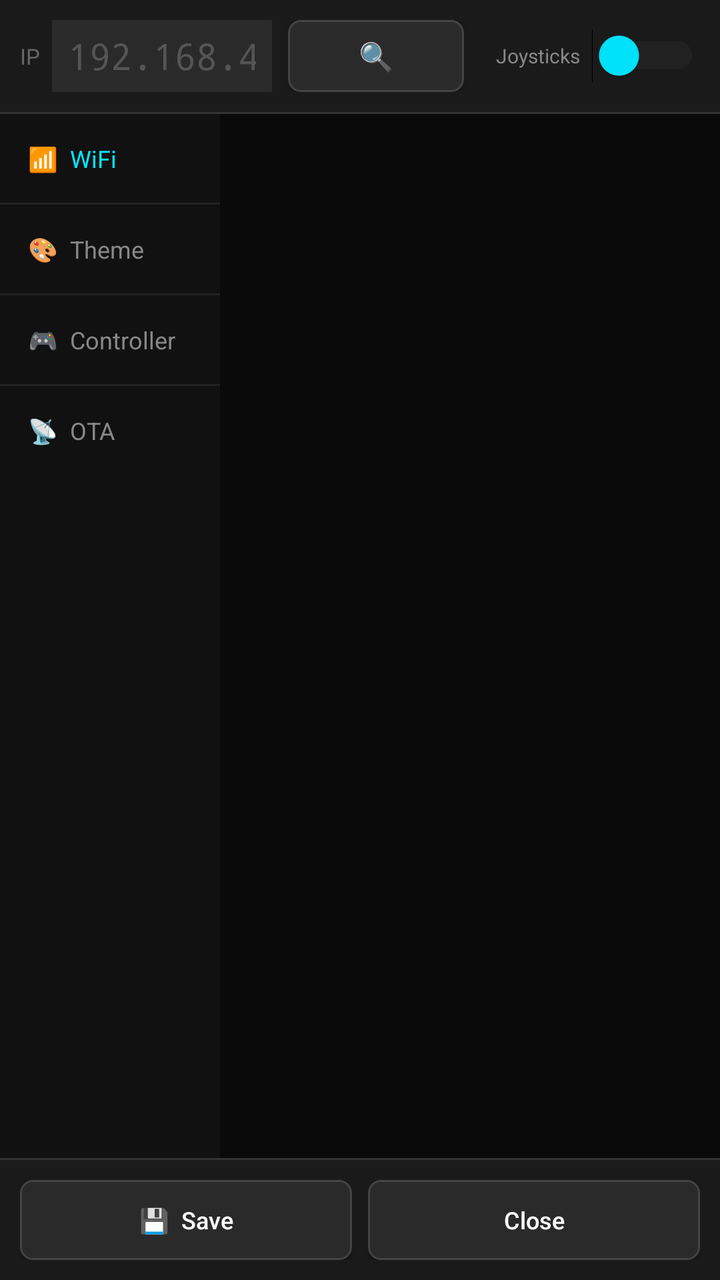
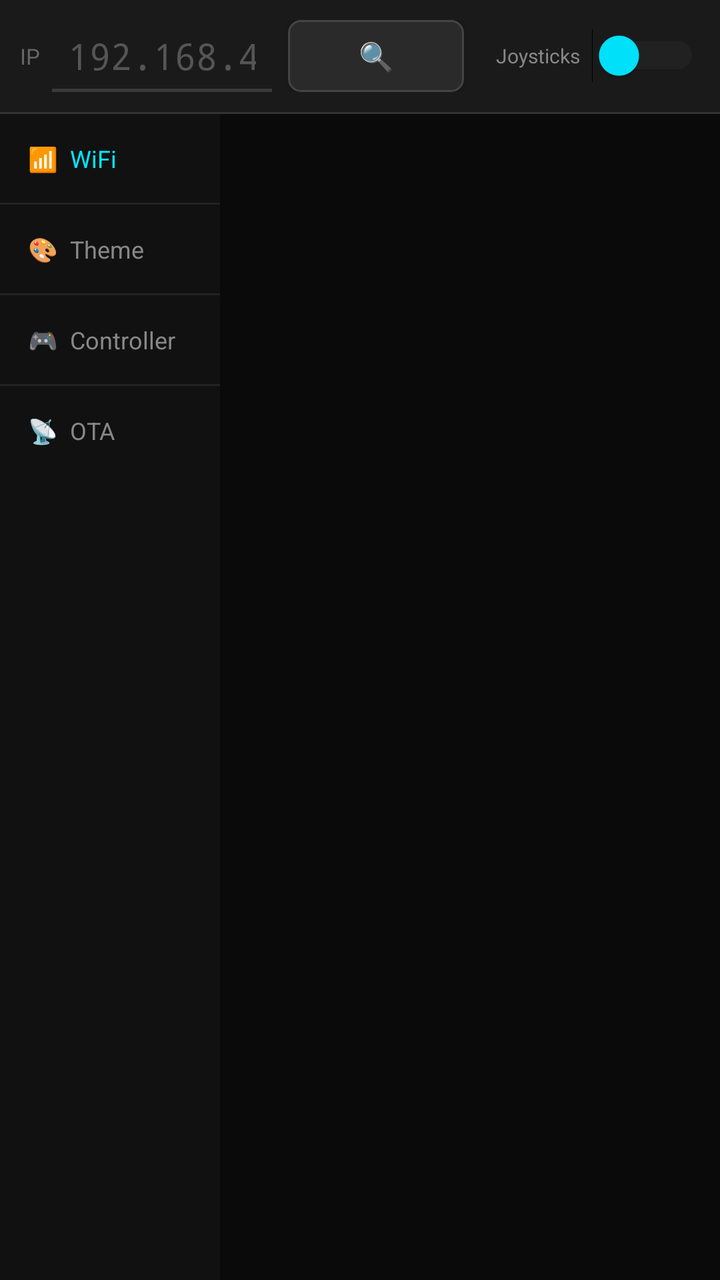

Screens rendered from an Android XML layout before and after an edit, with the pre-edit source and the edit as a unified diff.
<!-- AndroidManifest.xml: application theme Theme.ESPad32Controller -->
<!-- res/layout/dialog_settings.xml -->
<?xml version="1.0" encoding="utf-8"?>
<LinearLayout xmlns:android="http://schemas.android.com/apk/res/android"
    android:layout_width="match_parent"
    android:layout_height="match_parent"
    android:orientation="vertical"
    android:background="#0A0A0A">

    
    <LinearLayout android:layout_width="match_parent" android:layout_height="wrap_content"
        android:orientation="horizontal" android:background="#1A1A1A"
        android:padding="10dp" android:gravity="center_vertical">

        
        <TextView android:layout_width="wrap_content" android:layout_height="wrap_content"
            android:text="IP" android:textColor="#666666" android:textSize="11sp"
            android:layout_marginEnd="6dp"/>
        <EditText android:id="@+id/etIpAddress"
            android:layout_width="0dp" android:layout_height="36dp" android:layout_weight="1"
            android:inputType="text" android:fontFamily="monospace"
            android:textColor="#FFFFFF" android:textColorHint="#555555"
            android:hint="192.168.4.1" android:background="#2A2A2A"
            android:paddingStart="8dp" android:paddingEnd="8dp"
            android:layout_marginEnd="8dp"/>

        
        <Button android:id="@+id/btnSearchDevices"
            android:layout_width="wrap_content" android:layout_height="36dp"
            android:text="🔍" android:textSize="14sp"
            android:layout_marginEnd="16dp"
            style="@style/CarButton"/>

        
        <TextView android:layout_width="wrap_content" android:layout_height="wrap_content"
            android:text="Joysticks" android:textColor="#888888"
            android:textSize="10sp" android:layout_marginEnd="6dp"/>
        <Switch android:id="@+id/switchJoysticks"
            android:layout_width="wrap_content" android:layout_height="wrap_content"
            android:thumbTint="#00E5FF" android:trackTint="#333333"/>

    </LinearLayout>

    
    <View android:layout_width="match_parent" android:layout_height="1dp"
        android:background="#333333"/>

    
    <LinearLayout android:layout_width="match_parent" android:layout_height="0dp"
        android:layout_weight="1" android:orientation="horizontal">

        
        <LinearLayout android:layout_width="110dp" android:layout_height="match_parent"
            android:orientation="vertical" android:background="#111111">
            <TextView android:id="@+id/tabWifi"
                android:layout_width="match_parent" android:layout_height="wrap_content"
                android:text="📶  WiFi" android:textSize="12sp"
                android:padding="14dp" android:textColor="#00E5FF"/>
            <View android:layout_width="match_parent" android:layout_height="1dp" android:background="#222222"/>
            <TextView android:id="@+id/tabTheme"
                android:layout_width="match_parent" android:layout_height="wrap_content"
                android:text="🎨  Theme" android:textSize="12sp"
                android:padding="14dp" android:textColor="#888888"/>
            <View android:layout_width="match_parent" android:layout_height="1dp" android:background="#222222"/>
            <TextView android:id="@+id/tabController"
                android:layout_width="match_parent" android:layout_height="wrap_content"
                android:text="🎮  Controller" android:textSize="12sp"
                android:padding="14dp" android:textColor="#888888"/>
            <View android:layout_width="match_parent" android:layout_height="1dp" android:background="#222222"/>
            <TextView android:id="@+id/tabAdvanced"
                android:layout_width="match_parent" android:layout_height="wrap_content"
                android:text="📡  OTA" android:textSize="12sp"
                android:padding="14dp" android:textColor="#888888"/>
        </LinearLayout>

        
        <ScrollView android:layout_width="0dp" android:layout_height="match_parent"
            android:layout_weight="1" android:padding="14dp"
            android:background="#0A0A0A">
            <LinearLayout android:id="@+id/settingsContent"
                android:layout_width="match_parent" android:layout_height="wrap_content"
                android:orientation="vertical"/>
        </ScrollView>
    </LinearLayout>

    
    <View android:layout_width="match_parent" android:layout_height="1dp"
        android:background="#333333"/>
    <LinearLayout android:layout_width="match_parent" android:layout_height="wrap_content"
        android:orientation="horizontal" android:background="#1A1A1A" android:padding="10dp">
        <Button android:id="@+id/btnSave"
            android:layout_width="0dp" android:layout_height="40dp" android:layout_weight="1"
            android:text="💾  Save" android:textSize="12sp" 
            android:layout_marginEnd="8dp" style="@style/CarButton"/>
        <Button android:id="@+id/btnCancel"
            android:layout_width="0dp" android:layout_height="40dp" android:layout_weight="1"
            android:text="Close" android:textSize="12sp" 
            style="@style/CarButton"/>
    </LinearLayout>

</LinearLayout>
<!-- resources referenced by this layout -->
<resources>
  <style name="CarButton" parent="Widget.AppCompat.Button">
          <item name="android:background">@drawable/btn_car_bg</item>
          <item name="android:textColor">#FFFFFF</item>
          <item name="android:textAllCaps">false</item>
          <item name="android:paddingHorizontal">4dp</item>
      </style>
  <style name="Theme.ESPad32Controller" parent="Theme.AppCompat.NoActionBar">
          <item name="android:windowBackground">#0A0A0A</item>
          <item name="android:statusBarColor">#000000</item>
          <item name="android:navigationBarColor">#000000</item>
          <item name="android:windowFullscreen">false</item>
      </style>
  <!-- drawable btn_car_bg (drawable) -->
  <?xml version="1.0" encoding="utf-8"?>
  <selector xmlns:android="http://schemas.android.com/apk/res/android">
      <item android:state_checked="true">
          <shape android:shape="rectangle">
              <solid android:color="#D82F2E" />
              <corners android:radius="6dp" />
          </shape>
      </item>
      <item android:state_pressed="true">
          <shape android:shape="rectangle">
              <solid android:color="#D82F2E" />
              <corners android:radius="6dp" />
          </shape>
      </item>
      <item>
          <shape android:shape="rectangle">
              <solid android:color="#2A2A2A" />
              <corners android:radius="6dp" />
              <stroke android:width="1dp" android:color="#444444" />
          </shape>
      </item>
  </selector>
</resources>

<!-- the commit's change to res/layout/dialog_settings.xml (unified diff, before → after) -->
@@ -18,7 +18,7 @@
             android:layout_width="0dp" android:layout_height="36dp" android:layout_weight="1"
             android:inputType="text" android:fontFamily="monospace"
             android:textColor="#FFFFFF" android:textColorHint="#555555"
-            android:hint="192.168.4.1" android:background="#2A2A2A"
+            android:hint="192.168.4.1" android:background="@drawable/edittext_underline"
             android:paddingStart="8dp" android:paddingEnd="8dp"
             android:layout_marginEnd="8dp"/>
 
@@ -82,18 +82,5 @@
     </LinearLayout>
 
     
-    <View android:layout_width="match_parent" android:layout_height="1dp"
-        android:background="#333333"/>
-    <LinearLayout android:layout_width="match_parent" android:layout_height="wrap_content"
-        android:orientation="horizontal" android:background="#1A1A1A" android:padding="10dp">
-        <Button android:id="@+id/btnSave"
-            android:layout_width="0dp" android:layout_height="40dp" android:layout_weight="1"
-            android:text="💾  Save" android:textSize="12sp" 
-            android:layout_marginEnd="8dp" style="@style/CarButton"/>
-        <Button android:id="@+id/btnCancel"
-            android:layout_width="0dp" android:layout_height="40dp" android:layout_weight="1"
-            android:text="Close" android:textSize="12sp" 
-            style="@style/CarButton"/>
-    </LinearLayout>
 
 </LinearLayout>
<!-- resource entries referenced after the edit -->
@@ -1,5 +1,15 @@
 <!-- resources referenced by this layout -->
 <resources>
+  <!-- drawable edittext_underline (drawable) -->
+  <?xml version="1.0" encoding="utf-8"?>
+  <layer-list xmlns:android="http://schemas.android.com/apk/res/android">
+      <item android:top="-6dp" android:left="-6dp" android:right="-6dp">
+          <shape android:shape="rectangle">
+              <solid android:color="@android:color/transparent"/>
+              <stroke android:width="1.5dp" android:color="#3A3A3A"/>
+          </shape>
+      </item>
+  </layer-list>
   <style name="CarButton" parent="Widget.AppCompat.Button">
           <item name="android:background">@drawable/btn_car_bg</item>
           <item name="android:textColor">#FFFFFF</item>
